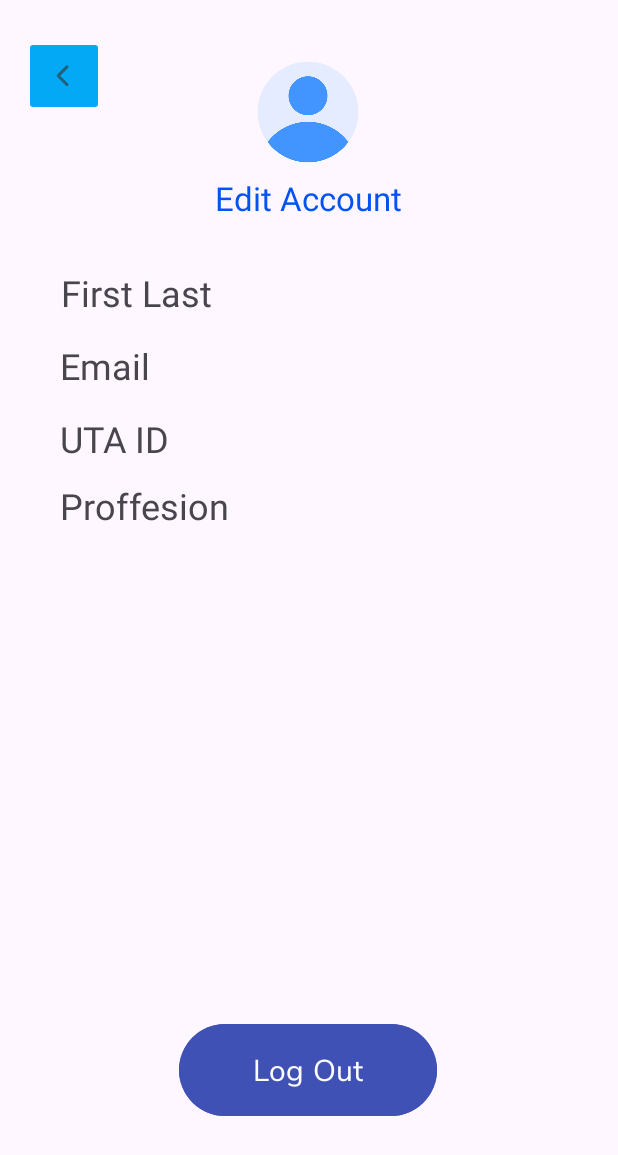
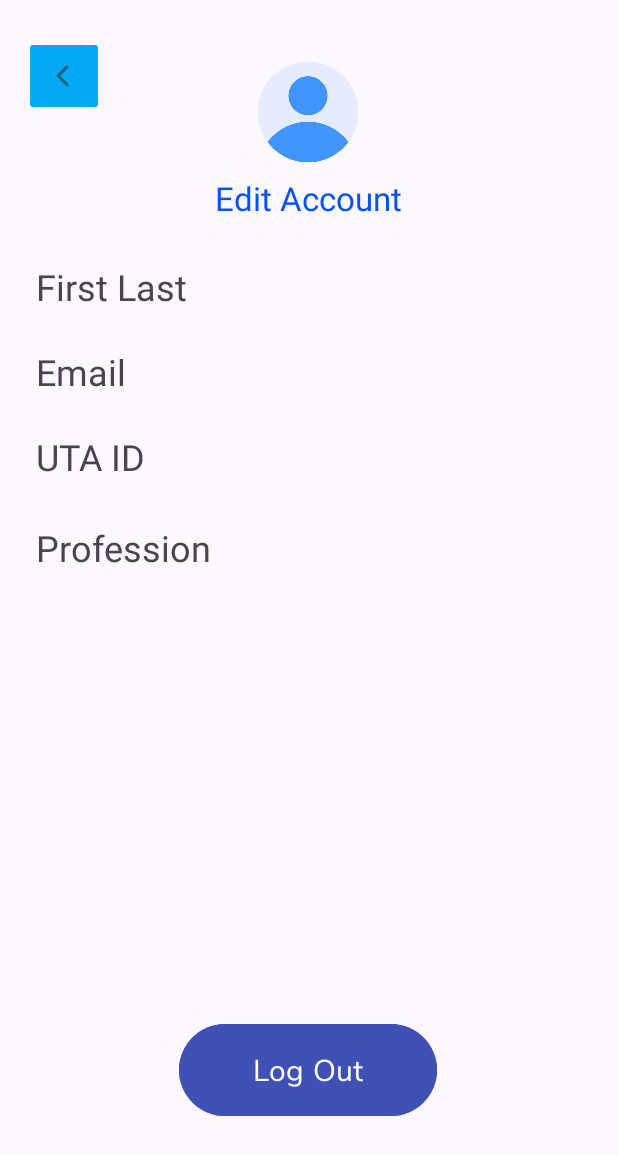
Before and after one commit to Ethyn-N/CritterCalls, an Android app built with Jetpack Compose: the layout activity_profile.xml on its own in the app's theme, with its tools: preview values and no code run, on a phone screen of 412 x 824 dp. Shown: the top 1155 px of the screen. Run offline under Robolectric (Android 15) with nearby library versions, the phone set to English and light mode, and no system bars.

Commit message:
Added Profile and Edit Profile elements.

```diff
--- a/app/src/main/java/com/example/crittercalls/RegisterActivity.java
+++ b/app/src/main/java/com/example/crittercalls/RegisterActivity.java
@@ -106,6 +106,8 @@ public class RegisterActivity extends AppCompatActivity {
                         user.put("lastName", last);
                         user.put("email", email);
                         user.put("password", password);
+                        user.put("utaID", "");
+                        user.put("profession", "");
 
                         documentReference.set(user).addOnSuccessListener(new OnSuccessListener<Void>() {
                             @Override
--- a/app/src/main/res/layout/activity_edit_account.xml
+++ b/app/src/main/res/layout/activity_edit_account.xml
@@ -93,7 +93,7 @@
         app:layout_constraintTop_toBottomOf="@+id/edit_email" />
 
     <EditText
-        android:id="@+id/edit_Profession"
+        android:id="@+id/edit_profession"
         android:layout_width="wrap_content"
         android:layout_height="wrap_content"
         android:layout_marginTop="28dp"
--- a/app/src/main/res/layout/activity_main.xml
+++ b/app/src/main/res/layout/activity_main.xml
@@ -24,7 +24,7 @@
         app:layout_constraintTop_toTopOf="parent" />
 
     <ImageButton
-        android:id="@+id/profile_btn"
+        android:id="@+id/redirect_profile_btn"
         android:layout_width="72dp"
         android:layout_height="69dp"
         android:layout_alignParentTop="true"
--- a/app/src/main/res/layout/activity_profile.xml
+++ b/app/src/main/res/layout/activity_profile.xml
@@ -18,28 +18,56 @@
         app:srcCompat="@drawable/left_arrow" />
 
     <TextView
-        android:id="@+id/proffesion_text"
-        android:layout_width="wrap_content"
+        android:id="@+id/profile_profession"
+        android:layout_width="0dp"
         android:layout_height="wrap_content"
-        android:layout_marginTop="12dp"
-        android:text="Proffesion"
+        android:layout_marginStart="24dp"
+        android:layout_marginTop="28dp"
+        android:text="Profession"
         android:textSize="24sp"
         app:layout_constraintEnd_toEndOf="parent"
-        app:layout_constraintHorizontal_bias="0.133"
+        app:layout_constraintHorizontal_bias="0.0"
         app:layout_constraintStart_toStartOf="parent"
-        app:layout_constraintTop_toBottomOf="@+id/UTA_ID_text" />
+        app:layout_constraintTop_toBottomOf="@+id/profile_UTA_ID" />
 
     <TextView
-        android:id="@+id/email_text"
-        android:layout_width="wrap_content"
+        android:id="@+id/profile_name"
+        android:layout_width="0dp"
         android:layout_height="wrap_content"
-        android:layout_marginTop="16dp"
+        android:layout_marginStart="24dp"
+        android:layout_marginTop="28dp"
+        android:text="First Last"
+        android:textSize="24sp"
+        app:layout_constraintEnd_toEndOf="parent"
+        app:layout_constraintHorizontal_bias="0.054"
+        app:layout_constraintStart_toStartOf="parent"
+        app:layout_constraintTop_toBottomOf="@+id/profile_edit_account_link" />
+
+    <TextView
+        android:id="@+id/profile_UTA_ID"
+        android:layout_width="0dp"
+        android:layout_height="wrap_content"
+        android:layout_marginStart="24dp"
+        android:layout_marginTop="24dp"
+        android:text="UTA ID"
+        android:textSize="24sp"
+        app:layout_constraintEnd_toEndOf="parent"
+        app:layout_constraintHorizontal_bias="0.048"
+        app:layout_constraintStart_toStartOf="parent"
+        app:layout_constraintTop_toBottomOf="@+id/profile_email" />
+
+    <TextView
+        android:id="@+id/profile_email"
+        android:layout_width="0dp"
+        android:layout_height="wrap_content"
+        android:layout_marginStart="24dp"
+        android:layout_marginTop="24dp"
         android:text="Email"
         android:textSize="24sp"
         app:layout_constraintEnd_toEndOf="parent"
-        app:layout_constraintHorizontal_bias="0.113"
+        app:layout_constraintHorizontal_bias="0.048"
         app:layout_constraintStart_toStartOf="parent"
-        app:layout_constraintTop_toBottomOf="@+id/first_last_text" />
+        app:layout_constraintTop_toBottomOf="@+id/profile_name" />
 
     <ImageView
         android:id="@+id/profile_img"
@@ -53,7 +81,7 @@
         app:srcCompat="@drawable/user_icon_free" />
 
     <TextView
-        android:id="@+id/edit_account_text"
+        android:id="@+id/profile_edit_account_link"
         android:layout_width="wrap_content"
         android:layout_height="wrap_content"
         android:layout_marginTop="8dp"
@@ -65,32 +93,8 @@
         app:layout_constraintStart_toStartOf="parent"
         app:layout_constraintTop_toBottomOf="@+id/profile_img" />
 
-    <TextView
-        android:id="@+id/first_last_text"
-        android:layout_width="wrap_content"
-        android:layout_height="wrap_content"
-        android:layout_marginTop="32dp"
-        android:text="First Last"
-        android:textSize="24sp"
-        app:layout_constraintEnd_toEndOf="parent"
-        app:layout_constraintHorizontal_bias="0.13"
-        app:layout_constraintStart_toStartOf="parent"
-        app:layout_constraintTop_toBottomOf="@+id/edit_account_text" />
-
-    <TextView
-        android:id="@+id/UTA_ID_text"
-        android:layout_width="wrap_content"
-        android:layout_height="wrap_content"
-        android:layout_marginTop="16dp"
-        android:text="UTA ID"
-        android:textSize="24sp"
-        app:layout_constraintEnd_toEndOf="parent"
-        app:layout_constraintHorizontal_bias="0.118"
-        app:layout_constraintStart_toStartOf="parent"
-        app:layout_constraintTop_toBottomOf="@+id/email_text" />
-
     <Button
-        android:id="@+id/logout_button"
+        android:id="@+id/logout_btn"
         android:layout_width="172dp"
         android:layout_height="69dp"
         android:layout_marginBottom="76dp"
```
Also changed, not shown: app/src/main/java/com/example/crittercalls/MainActivity.java (+18 -10 lines), app/src/main/java/com/example/crittercalls/ProfileActivity.java (+67 -1 lines).
